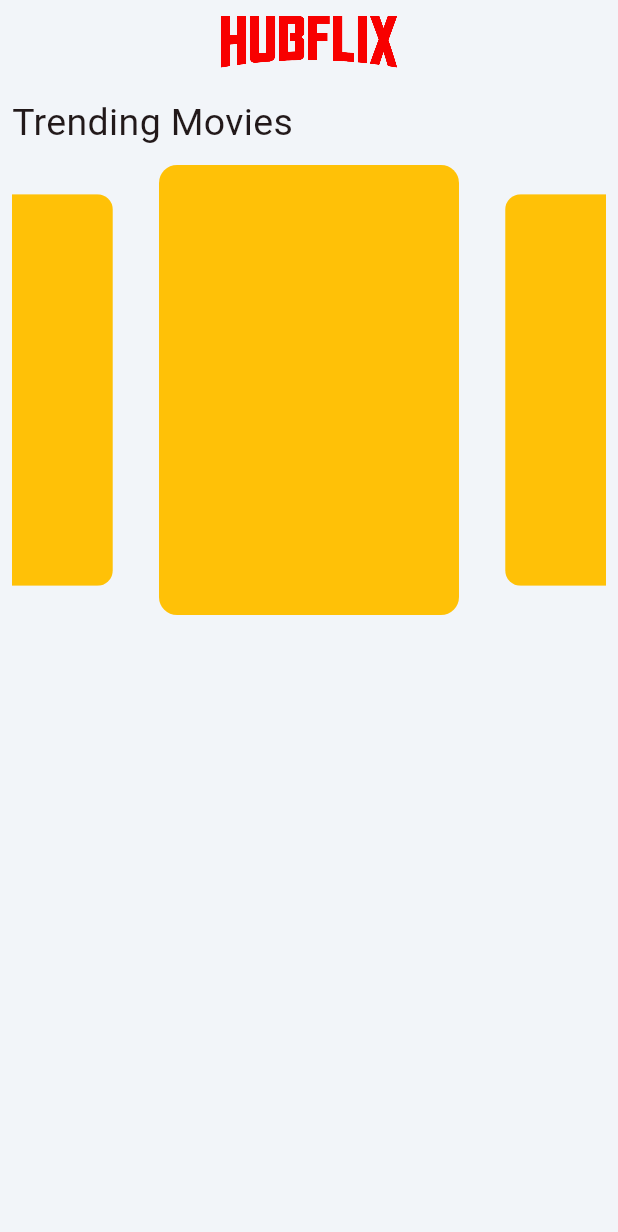
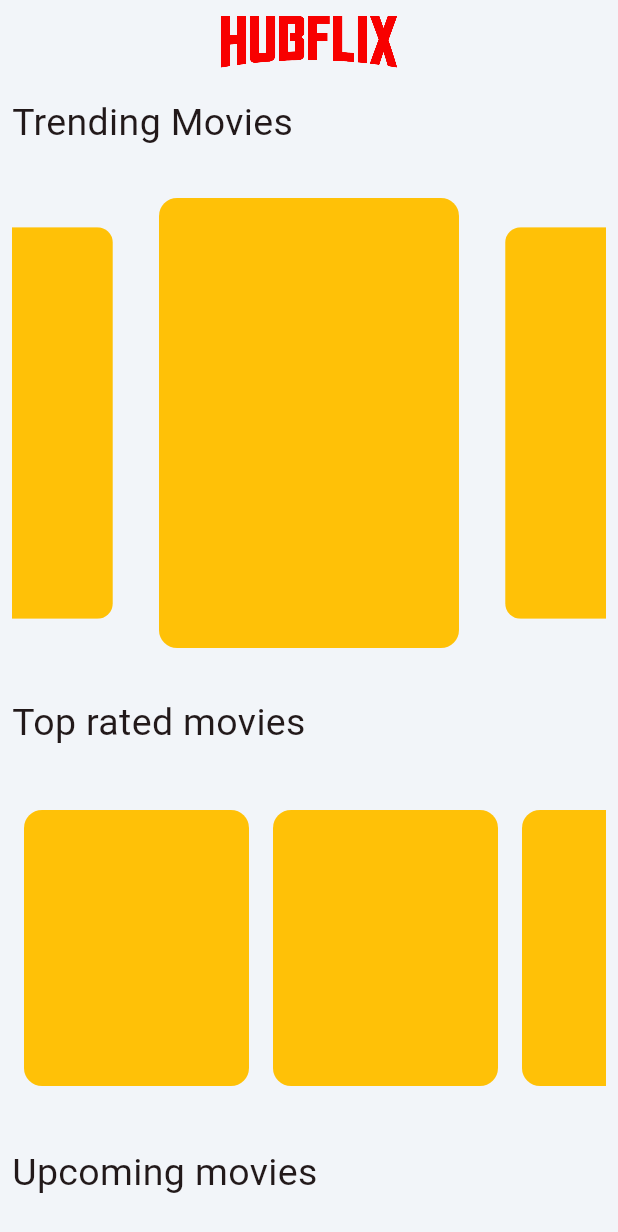
Before and after one commit to Dilip-Dhimal/learning-projects, a Flutter app: the screen it shows after launch, on a phone screen of 412 x 824 dp. Shown: the top 1232 px of the screen. Run offline on Flutter 3.47's test engine with Material 3 defaults, Android fonts, the phone set to English and light mode, and no system bars; drawn by our look-alikes of carousel_slider; our stand-ins replace dio, flutter_riverpod, get, google_fonts.

Commit message:
Some changes

```diff
--- a/lib/main.dart
+++ b/lib/main.dart
@@ -3,9 +3,6 @@ import 'package:flutter_riverpod/flutter_riverpod.dart';
 import 'package:get/get.dart';
 import 'package:podsriver/constants/colors.dart';
 import 'package:podsriver/provider/home_screen.dart';
-import 'package:podsriver/views/home_page.dart';
-
-
 
 
 void main () async{
--- a/lib/provider/home_screen.dart
+++ b/lib/provider/home_screen.dart
@@ -1,6 +1,8 @@
-import 'package:carousel_slider/carousel_slider.dart';
 import 'package:flutter/material.dart';
 import 'package:google_fonts/google_fonts.dart';
+import '../views/widgets/top_rated.dart';
+import '../views/widgets/trending_slider.dart';
+import '../views/widgets/upcoming_slider.dart';
 
 class HomeScreen extends StatefulWidget {
   const HomeScreen({super.key});
@@ -35,33 +37,22 @@ class _HomeScreenState extends State<HomeScreen> {
                 'Trending Movies',
                 style: GoogleFonts.aBeeZee(fontSize: 25),
               ),
-              SizedBox(height: 10),
-              SizedBox(
-                width: double.infinity,
-                child: CarouselSlider.builder(
-                  itemCount: 10,
-                  options: CarouselOptions(
-                    height: 300,
-                    autoPlay: true,
-                    viewportFraction: 0.55,
-                    enlargeCenterPage: true,
-                    pageSnapping: true,
-                    autoPlayCurve: Curves.fastOutSlowIn,
-                    autoPlayAnimationDuration: const Duration(seconds: 1),
-                  ),
-                  itemBuilder: (context, itemIndex, pageViewIndex){
-                    return ClipRRect(
-                      borderRadius: BorderRadius.circular(12),
-                      child: Container(
-                        height: 300,
-                        width: 200,
-                        color: Colors.amber,
-                      ),
-                    );
-                  },
-                ),
-
-              )
+              SizedBox(height: 32),
+              const TrendingSlider(),
+              SizedBox(height: 32),
+              Text(
+                'Top rated movies',
+                style: GoogleFonts.aBeeZee(fontSize: 25),
+              ),
+              SizedBox(height: 32),
+              const TopRated(),
+              SizedBox(height: 32),
+              Text(
+                'Upcoming movies',
+                style: GoogleFonts.aBeeZee(fontSize: 25),
+              ),
+              SizedBox(height: 32),
+              const UpcomingSlider(),
             ],
           ),
         ),
--- /dev/null
+++ b/lib/views/widgets/top_rated.dart
@@ -0,0 +1,33 @@
+import 'package:flutter/material.dart';
+
+class TopRated extends StatelessWidget {
+  const TopRated({
+    super.key,
+  });
+
+  @override
+  Widget build(BuildContext context) {
+    return SizedBox(
+      height: 200,
+      width: double.infinity,
+      child: ListView.builder(
+        scrollDirection: Axis.horizontal,
+        physics: const BouncingScrollPhysics(),
+        itemCount: 10,
+        itemBuilder: (context, index) {
+          return Padding(
+            padding: const EdgeInsets.all(8.0),
+            child: ClipRRect(
+              borderRadius: BorderRadius.circular(12),
+              child: Container(
+                color: Colors.amber,
+                height: 200,
+                width: 150,
+              ),
+            ),
+          );
+        },
+      ),
+    );
+  }
+}
--- /dev/null
+++ b/lib/views/widgets/trending_slider.dart
@@ -0,0 +1,38 @@
+
+import 'package:carousel_slider/carousel_slider.dart';
+import 'package:flutter/material.dart';
+
+class TrendingSlider extends StatelessWidget {
+  const TrendingSlider({
+    super.key,
+  });
+
+  @override
+  Widget build(BuildContext context) {
+    return SizedBox(
+      width: double.infinity,
+      child: CarouselSlider.builder(
+        itemCount: 10,
+        options: CarouselOptions(
+          height: 300,
+          autoPlay: true,
+          viewportFraction: 0.55,
+          enlargeCenterPage: true,
+          pageSnapping: true,
+          autoPlayCurve: Curves.fastOutSlowIn,
+          autoPlayAnimationDuration: const Duration(seconds: 1),
+        ),
+        itemBuilder: (context, itemIndex, pageViewIndex) {
+          return ClipRRect(
+            borderRadius: BorderRadius.circular(12),
+            child: Container(
+              height: 300,
+              width: 200,
+              color: Colors.amber,
+            ),
+          );
+        },
+      ),
+    );
+  }
+}
```
Also changed, not shown: lib/views/detail_page.dart (deleted, +0 -36 lines), lib/views/home_page.dart (deleted, +0 -49 lines), lib/views/search_page.dart (deleted, +0 -70 lines), lib/views/widgets/tab_bar_widgets.dart (deleted, +0 -84 lines), lib/views/widgets/upcoming_slider.dart (added, +35 -0 lines), lib/views/widgets/video_widget.dart (deleted, +0 -36 lines).
